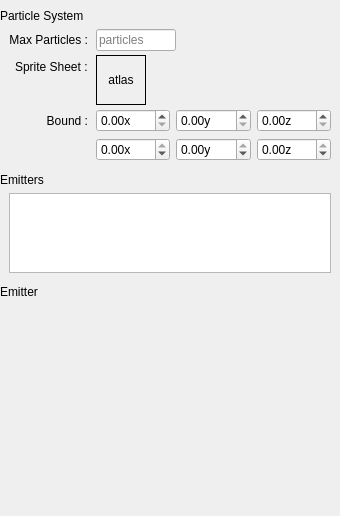
Qt form src/plugins/particle/particleproperties.ui (pniekamp/datum-studio) before a commit.
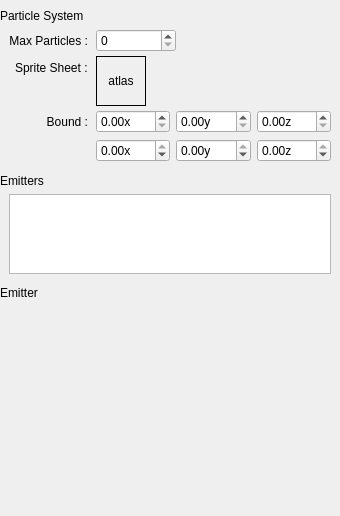
The same form after that commit. Custom widgets are drawn as their Qt base class.

Diff of the .ui file:
```diff
--- a/src/plugins/particle/particleproperties.ui
+++ b/src/plugins/particle/particleproperties.ui
@@ -108,22 +108,26 @@
           <property name="bottomMargin">
            <number>12</number>
           </property>
-          <item row="0" column="1">
-           <widget class="QLineEdit" name="MaxParticles">
-            <property name="sizePolicy">
-             <sizepolicy hsizetype="Preferred" vsizetype="Fixed">
-              <horstretch>0</horstretch>
-              <verstretch>0</verstretch>
-             </sizepolicy>
-            </property>
-            <property name="maximumSize">
+          <item row="0" column="0">
+           <widget class="QLabel" name="MaxParticlesLabel">
+            <property name="minimumSize">
              <size>
-              <width>80</width>
-              <height>16777215</height>
+              <width>50</width>
+              <height>0</height>
              </size>
             </property>
-            <property name="placeholderText">
-             <string>particles</string>
+            <property name="text">
+             <string>Max Particles :</string>
+            </property>
+            <property name="alignment">
+             <set>Qt::AlignRight|Qt::AlignTrailing|Qt::AlignVCenter</set>
+            </property>
+           </widget>
+          </item>
+          <item row="1" column="0">
+           <widget class="QLabel" name="SpriteSheetLabel">
+            <property name="text">
+             <string>Sprite Sheet :</string>
             </property>
            </widget>
           </item>
@@ -155,6 +159,22 @@
             </property>
            </widget>
           </item>
+          <item row="2" column="0">
+           <widget class="QLabel" name="BoundLabel">
+            <property name="minimumSize">
+             <size>
+              <width>59</width>
+              <height>0</height>
+             </size>
+            </property>
+            <property name="text">
+             <string>Bound :</string>
+            </property>
+            <property name="alignment">
+             <set>Qt::AlignRight|Qt::AlignTrailing|Qt::AlignVCenter</set>
+            </property>
+           </widget>
+          </item>
           <item row="2" column="1">
            <widget class="QWidget" name="Bound" native="true">
             <layout class="QGridLayout" name="gridLayout">
@@ -305,42 +325,19 @@
             </layout>
            </widget>
           </item>
-          <item row="0" column="0">
-           <widget class="QLabel" name="MaxParticlesLabel">
-            <property name="minimumSize">
+          <item row="0" column="1">
+           <widget class="QcSpinBox" name="MaxParticles">
+            <property name="maximumSize">
              <size>
-              <width>50</width>
-              <height>0</height>
+              <width>80</width>
+              <height>16777215</height>
              </size>
             </property>
-            <property name="text">
-             <string>Max Particles :</string>
+            <property name="maximum">
+             <number>5000</number>
             </property>
-            <property name="alignment">
-             <set>Qt::AlignRight|Qt::AlignTrailing|Qt::AlignVCenter</set>
-            </property>
-           </widget>
-          </item>
-          <item row="1" column="0">
-           <widget class="QLabel" name="SpriteSheetLabel">
-            <property name="text">
-             <string>Sprite Sheet :</string>
-            </property>
-           </widget>
-          </item>
-          <item row="2" column="0">
-           <widget class="QLabel" name="LoopingLabel_2">
-            <property name="minimumSize">
-             <size>
-              <width>59</width>
-              <height>0</height>
-             </size>
-            </property>
-            <property name="text">
-             <string>Bound :</string>
-            </property>
-            <property name="alignment">
-             <set>Qt::AlignRight|Qt::AlignTrailing|Qt::AlignVCenter</set>
+            <property name="singleStep">
+             <number>100</number>
             </property>
            </widget>
           </item>
@@ -470,6 +467,11 @@
    <header>emitterwidget.h</header>
    <container>1</container>
   </customwidget>
+  <customwidget>
+   <class>QcSpinBox</class>
+   <extends>QSpinBox</extends>
+   <header>qcspinbox.h</header>
+  </customwidget>
  </customwidgets>
  <resources/>
  <connections/>
```
